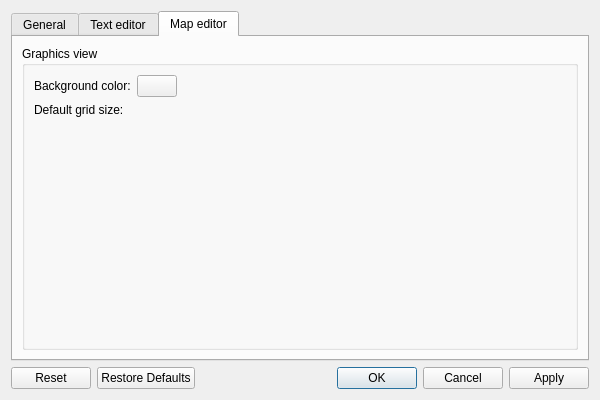
Qt form src/gui/settings_dialog.ui (solarus-games/solarus-quest-editor) before a commit.
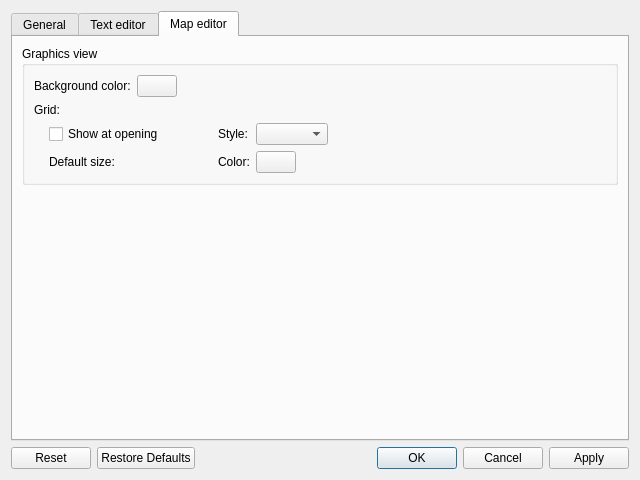
The same form after that commit. The open tabs and pages were chosen to show the change. Custom widgets are drawn as their Qt base class.

Commit message: Add new grid styles (plain, point & cross) and grid settings.

What changed in the file:
```diff
--- a/src/gui/settings_dialog.ui
+++ b/src/gui/settings_dialog.ui
@@ -6,8 +6,8 @@
    <rect>
     <x>0</x>
     <y>0</y>
-    <width>600</width>
-    <height>400</height>
+    <width>640</width>
+    <height>480</height>
    </rect>
   </property>
   <property name="windowTitle">
@@ -195,37 +195,158 @@
          <property name="title">
           <string>Graphics view</string>
          </property>
-         <layout class="QFormLayout" name="formLayout_3">
-          <item row="0" column="0">
-           <widget class="QLabel" name="map_background_label">
-            <property name="text">
-             <string>Background color:</string>
-            </property>
-           </widget>
+         <layout class="QVBoxLayout" name="verticalLayout_6">
+          <item>
+           <layout class="QHBoxLayout" name="map_background_layout">
+            <item>
+             <widget class="QLabel" name="map_background_label">
+              <property name="text">
+               <string>Background color:</string>
+              </property>
+             </widget>
+            </item>
+            <item>
+             <widget class="ColorPicker" name="map_background_field">
+              <property name="sizePolicy">
+               <sizepolicy hsizetype="Fixed" vsizetype="Fixed">
+                <horstretch>0</horstretch>
+                <verstretch>0</verstretch>
+               </sizepolicy>
+              </property>
+             </widget>
+            </item>
+            <item>
+             <spacer name="map_background_spacer">
+              <property name="orientation">
+               <enum>Qt::Horizontal</enum>
+              </property>
+              <property name="sizeHint" stdset="0">
+               <size>
+                <width>40</width>
+                <height>20</height>
+               </size>
+              </property>
+             </spacer>
+            </item>
+           </layout>
           </item>
-          <item row="1" column="0">
+          <item>
            <widget class="QLabel" name="map_grid_label">
             <property name="text">
-             <string>Default grid size:</string>
+             <string>Grid:</string>
             </property>
            </widget>
           </item>
-          <item row="0" column="1">
-           <widget class="ColorPicker" name="map_background_field">
-            <property name="sizePolicy">
-             <sizepolicy hsizetype="Fixed" vsizetype="Fixed">
-              <horstretch>0</horstretch>
-              <verstretch>0</verstretch>
-             </sizepolicy>
-            </property>
-           </widget>
-          </item>
-          <item row="1" column="1">
-           <widget class="PairSpinBox" name="map_grid_field" native="true"/>
+          <item>
+           <layout class="QHBoxLayout" name="map_grid_layout">
+            <item>
+             <spacer name="map_grid_spacer">
+              <property name="orientation">
+               <enum>Qt::Horizontal</enum>
+              </property>
+              <property name="sizeType">
+               <enum>QSizePolicy::Fixed</enum>
+              </property>
+              <property name="sizeHint" stdset="0">
+               <size>
+                <width>15</width>
+                <height>20</height>
+               </size>
+              </property>
+             </spacer>
+            </item>
+            <item>
+             <layout class="QGridLayout" name="map_grid_layout_2">
+              <item row="0" column="4">
+               <widget class="EnumSelector&lt;GridStyle&gt;" name="map_grid_style_field"/>
+              </item>
+              <item row="1" column="1">
+               <widget class="PairSpinBox" name="map_grid_size_field" native="true"/>
+              </item>
+              <item row="0" column="0" colspan="2">
+               <widget class="QCheckBox" name="map_grid_show_at_opening_field">
+                <property name="text">
+                 <string>Show at opening</string>
+                </property>
+               </widget>
+              </item>
+              <item row="1" column="4">
+               <widget class="ColorPicker" name="map_grid_color_field">
+                <property name="sizePolicy">
+                 <sizepolicy hsizetype="Fixed" vsizetype="Fixed">
+                  <horstretch>0</horstretch>
+                  <verstretch>0</verstretch>
+                 </sizepolicy>
+                </property>
+               </widget>
+              </item>
+              <item row="1" column="0">
+               <widget class="QLabel" name="map_grid_size_label">
+                <property name="text">
+                 <string>Default size:</string>
+                </property>
+               </widget>
+              </item>
+              <item row="0" column="3">
+               <widget class="QLabel" name="map_grid_style_label">
+                <property name="text">
+                 <string>Style:</string>
+                </property>
+               </widget>
+              </item>
+              <item row="1" column="3">
+               <widget class="QLabel" name="map_grid_color_label">
+                <property name="text">
+                 <string>Color:</string>
+                </property>
+               </widget>
+              </item>
+              <item row="0" column="2">
+               <spacer name="map_grid_spacer_2">
+                <property name="orientation">
+                 <enum>Qt::Horizontal</enum>
+                </property>
+                <property name="sizeHint" stdset="0">
+                 <size>
+                  <width>15</width>
+                  <height>20</height>
+                 </size>
+                </property>
+               </spacer>
+              </item>
+             </layout>
+            </item>
+            <item>
+             <spacer name="map_grid_spacer_3">
+              <property name="orientation">
+               <enum>Qt::Horizontal</enum>
+              </property>
+              <property name="sizeHint" stdset="0">
+               <size>
+                <width>0</width>
+                <height>20</height>
+               </size>
+              </property>
+             </spacer>
+            </item>
+           </layout>
           </item>
          </layout>
         </widget>
        </item>
+       <item>
+        <spacer name="map_editor_spacer">
+         <property name="orientation">
+          <enum>Qt::Vertical</enum>
+         </property>
+         <property name="sizeHint" stdset="0">
+          <size>
+           <width>20</width>
+           <height>40</height>
+          </size>
+         </property>
+        </spacer>
+       </item>
       </layout>
      </widget>
     </widget>
@@ -254,6 +375,11 @@
    <header>gui/pair_spin_box.h</header>
    <container>1</container>
   </customwidget>
+  <customwidget>
+   <class>EnumSelector&lt;GridStyle&gt;</class>
+   <extends>QComboBox</extends>
+   <header>grid_style.h</header>
+  </customwidget>
  </customwidgets>
  <resources/>
  <connections>
```
Left out of the diff: 15 changed lines with no effect on the pictures. The commit also changes 13 other files.
